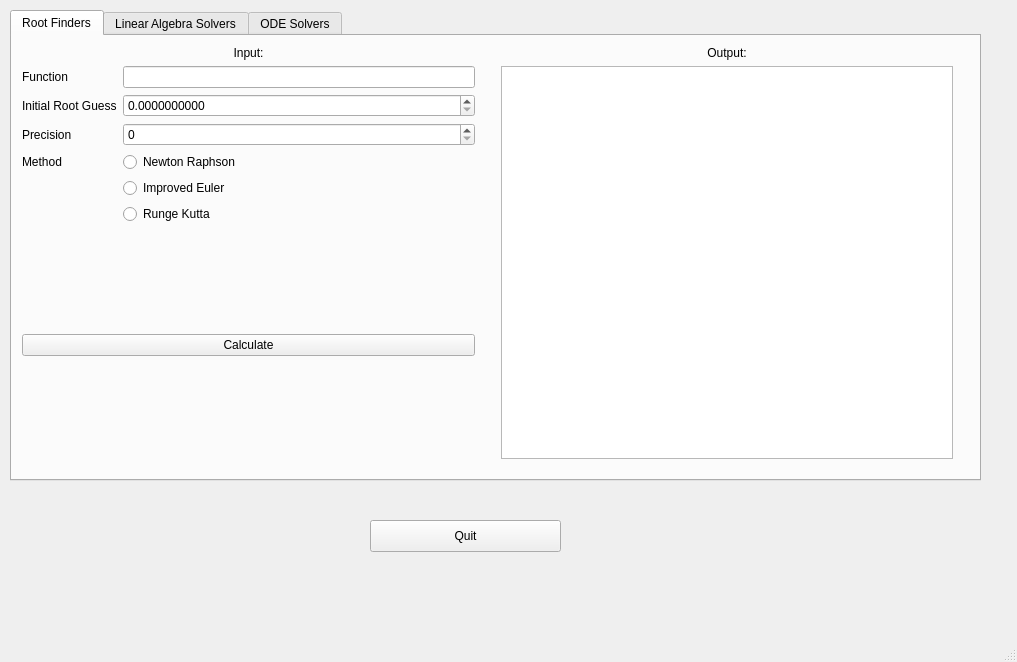
The window that testUI.ui (HaoZeke/pyQtNumSim) describes before a commit, drawn with Qt 5.
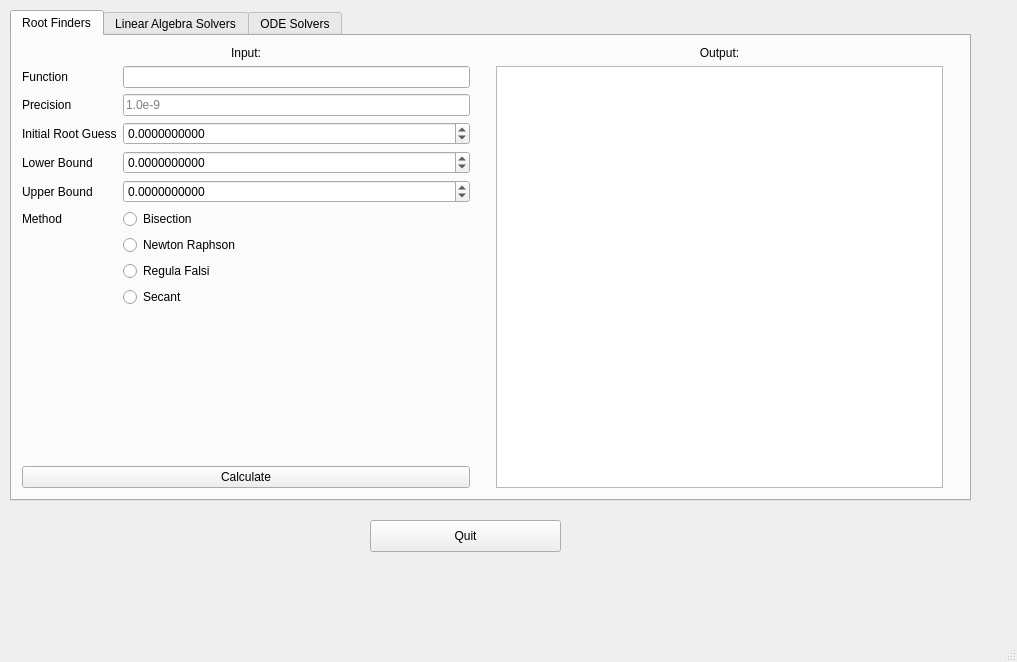
The same window after the commit. The open tabs and pages were chosen to show the change.

Commit message: ui: Fix errors and Add Bisection UI Elements

Diff of the .ui file:
```diff
--- a/testUI.ui
+++ b/testUI.ui
@@ -19,8 +19,8 @@
      <rect>
       <x>10</x>
       <y>10</y>
-      <width>971</width>
-      <height>471</height>
+      <width>961</width>
+      <height>491</height>
      </rect>
     </property>
     <property name="currentIndex">
@@ -35,8 +35,8 @@
        <rect>
         <x>10</x>
         <y>10</y>
-        <width>931</width>
-        <height>413</height>
+        <width>921</width>
+        <height>442</height>
        </rect>
       </property>
       <layout class="QGridLayout" name="gridLayout">
@@ -87,40 +87,92 @@
           </widget>
          </item>
          <item row="3" column="0">
-          <widget class="QLabel" name="label_11">
-           <property name="text">
-            <string>Initial Root Guess</string>
-           </property>
-          </widget>
-         </item>
-         <item row="3" column="1">
-          <widget class="QDoubleSpinBox" name="guessX">
-           <property name="decimals">
-            <number>10</number>
-           </property>
-           <property name="maximum">
-            <double>99999.990000000005239</double>
-           </property>
-          </widget>
-         </item>
-         <item row="4" column="0">
           <widget class="QLabel" name="label_15">
            <property name="text">
             <string>Precision</string>
            </property>
           </widget>
          </item>
-         <item row="4" column="1">
-          <widget class="QSpinBox" name="decPlace_2"/>
+         <item row="3" column="1">
+          <widget class="QLineEdit" name="precisionRF">
+           <property name="toolTip">
+            <string>&lt;html&gt;&lt;head/&gt;&lt;body&gt;&lt;p&gt;&lt;br/&gt;&lt;/p&gt;&lt;/body&gt;&lt;/html&gt;</string>
+           </property>
+           <property name="placeholderText">
+            <string>1.0e-9</string>
+           </property>
+          </widget>
          </item>
          <item row="5" column="0">
+          <widget class="QLabel" name="label_22">
+           <property name="enabled">
+            <bool>true</bool>
+           </property>
+           <property name="text">
+            <string>Lower Bound</string>
+           </property>
+          </widget>
+         </item>
+         <item row="5" column="1">
+          <widget class="QDoubleSpinBox" name="lowerBound">
+           <property name="enabled">
+            <bool>true</bool>
+           </property>
+           <property name="decimals">
+            <number>10</number>
+           </property>
+           <property name="minimum">
+            <double>-99999.000000000000000</double>
+           </property>
+           <property name="maximum">
+            <double>99999.990000000005239</double>
+           </property>
+          </widget>
+         </item>
+         <item row="6" column="0">
+          <widget class="QLabel" name="label_23">
+           <property name="enabled">
+            <bool>true</bool>
+           </property>
+           <property name="text">
+            <string>Upper Bound</string>
+           </property>
+          </widget>
+         </item>
+         <item row="6" column="1">
+          <widget class="QDoubleSpinBox" name="upperBound">
+           <property name="enabled">
+            <bool>true</bool>
+           </property>
+           <property name="decimals">
+            <number>10</number>
+           </property>
+           <property name="minimum">
+            <double>-99999.000000000000000</double>
+           </property>
+           <property name="maximum">
+            <double>99999.990000000005239</double>
+           </property>
+          </widget>
+         </item>
+         <item row="7" column="0">
           <widget class="QLabel" name="label_16">
            <property name="text">
             <string>Method</string>
            </property>
           </widget>
          </item>
-         <item row="5" column="1">
+         <item row="7" column="1">
+          <widget class="QRadioButton" name="inpBi">
+           <property name="text">
+            <string>Bisection</string>
+           </property>
+           <attribute name="buttonGroup">
+            <string notr="true">btnGrpRF</string>
+           </attribute>
+          </widget>
+         </item>
+         <item row="8" column="1">
           <widget class="QRadioButton" name="inpNR">
            <property name="text">
             <string>Newton Raphson</string>
@@ -130,85 +182,66 @@
            </attribute>
           </widget>
          </item>
-         <item row="6" column="1">
-          <widget class="QRadioButton" name="inpImEu_2">
+         <item row="9" column="1">
+          <widget class="QRadioButton" name="inpRegF">
            <property name="text">
-            <string>Improved Euler</string>
+            <string>Regula Falsi</string>
            </property>
            <attribute name="buttonGroup">
             <string notr="true">btnGrpInpRoot</string>
            </attribute>
           </widget>
          </item>
-         <item row="7" column="1">
-          <widget class="QRadioButton" name="inpRun_2">
+         <item row="10" column="1">
+          <widget class="QRadioButton" name="inpSec">
            <property name="text">
-            <string>Runge Kutta</string>
+            <string>Secant</string>
            </property>
            <attribute name="buttonGroup">
             <string notr="true">btnGrpInpRoot</string>
            </attribute>
           </widget>
          </item>
-         <item row="8" column="0">
-          <spacer name="horizontalSpacer">
+         <item row="13" column="0">
+          <spacer name="verticalSpacer_3">
            <property name="orientation">
-            <enum>Qt::Horizontal</enum>
+            <enum>Qt::Vertical</enum>
            </property>
            <property name="sizeHint" stdset="0">
             <size>
-             <width>40</width>
-             <height>20</height>
+             <width>20</width>
+             <height>40</height>
             </size>
            </property>
           </spacer>
          </item>
-         <item row="9" column="0">
-          <spacer name="horizontalSpacer_3">
-           <property name="orientation">
-            <enum>Qt::Horizontal</enum>
-           </property>
-           <property name="sizeHint" stdset="0">
-            <size>
-             <width>40</width>
-             <height>20</height>
-            </size>
-           </property>
-          </spacer>
-         </item>
-         <item row="10" column="0">
-          <spacer name="horizontalSpacer_4">
-           <property name="orientation">
-            <enum>Qt::Horizontal</enum>
-           </property>
-           <property name="sizeHint" stdset="0">
-            <size>
-             <width>40</width>
-             <height>20</height>
-            </size>
-           </property>
-          </spacer>
-         </item>
-         <item row="11" column="0">
-          <spacer name="horizontalSpacer_5">
-           <property name="orientation">
-            <enum>Qt::Horizontal</enum>
-           </property>
-           <property name="sizeHint" stdset="0">
-            <size>
-             <width>40</width>
-             <height>20</height>
-            </size>
-           </property>
-          </spacer>
-         </item>
-         <item row="12" column="0" colspan="2">
+         <item row="14" column="0" colspan="2">
           <widget class="QPushButton" name="btnCalcRoot">
            <property name="text">
             <string>Calculate</string>
            </property>
           </widget>
          </item>
+         <item row="4" column="0">
+          <widget class="QLabel" name="label_11">
+           <property name="text">
+            <string>Initial Root Guess</string>
+           </property>
+          </widget>
+         </item>
+         <item row="4" column="1">
+          <widget class="QDoubleSpinBox" name="guessX">
+           <property name="decimals">
+            <number>10</number>
+           </property>
+           <property name="minimum">
+            <double>-99999.000000000000000</double>
+           </property>
+           <property name="maximum">
+            <double>99999.990000000005239</double>
+           </property>
+          </widget>
+         </item>
         </layout>
        </item>
        <item row="0" column="1">
```
Left out of the diff: 127 changed lines with no effect on the pictures.
